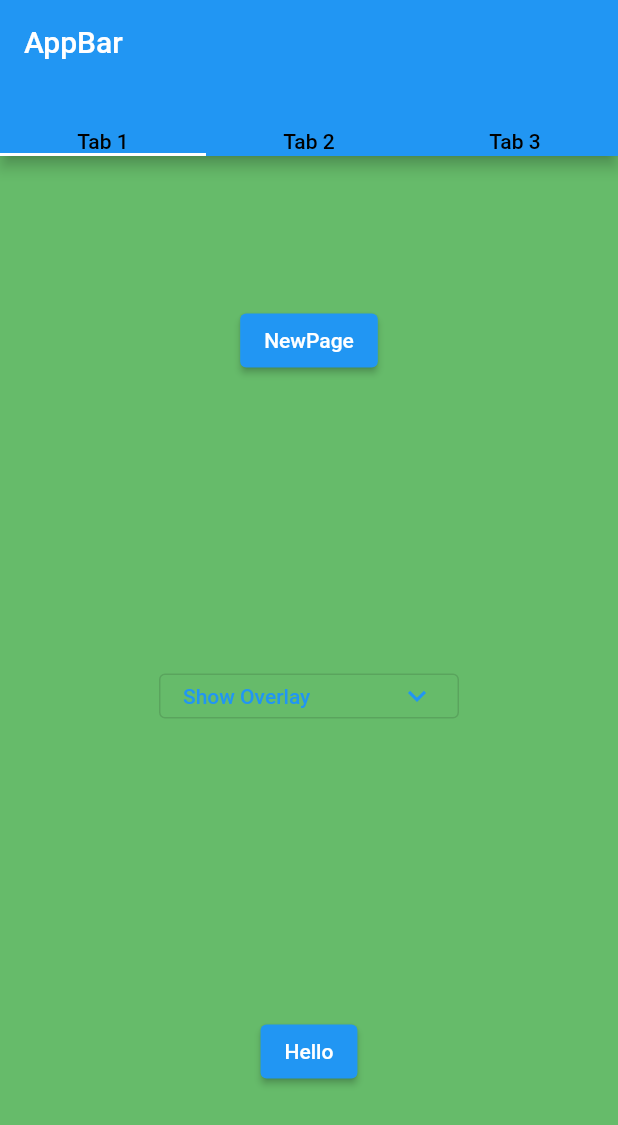
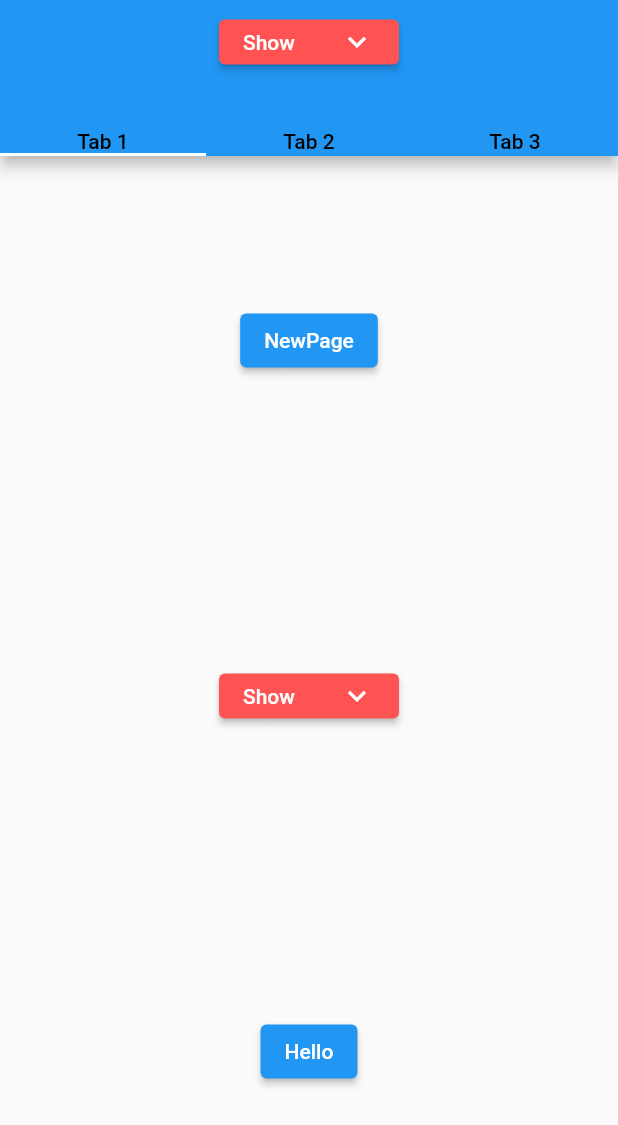
Before and after one commit to anivkuttan/overlayWidget, a Flutter app: the screen it shows after launch, on a phone screen of 412 x 824 dp. Shown: the top 1125 px of the screen. Run offline on Flutter 3.47's test engine with Material 2 defaults, Android fonts, the light colour scheme and no system bars.

Commit message:
Overlay added in Appbar

```diff
--- a/lib/main.dart
+++ b/lib/main.dart
@@ -31,7 +31,11 @@ class _HomePageState extends State<HomePage> {
         length: 3,
         child: Scaffold(
           appBar: AppBar(
-            title: const Text('AppBar'),
+            centerTitle: true,
+            title: const OverlayButton(
+              buttonHeight: 30,
+              buttonWidth: 120,
+            ),
             bottom: const TabBar(
               tabs: [
                 Text(
@@ -51,9 +55,7 @@ class _HomePageState extends State<HomePage> {
           ),
           body: TabBarView(
             children: [
-              Container(
-                color: Colors.green.shade400,
-                child: Center(
+              Center(
                 child: Column(
                   mainAxisAlignment: MainAxisAlignment.spaceAround,
                   children: [
@@ -67,7 +69,10 @@ class _HomePageState extends State<HomePage> {
                       },
                       child: const Text("NewPage"),
                     ),
-                      const OverlayButton(),
+                    const OverlayButton(
+                      buttonHeight: 30,
+                      buttonWidth: 120,
+                    ),
                     ElevatedButton(
                       child: const Text("Hello"),
                       onPressed: () {
@@ -82,10 +87,7 @@ class _HomePageState extends State<HomePage> {
                   ],
                 ),
               ),
-              ),
-              Container(
-                color: Colors.yellow.shade300,
-                child: Center(
+              Center(
                 child: Column(
                   mainAxisAlignment: MainAxisAlignment.spaceAround,
                   children: [
@@ -99,7 +101,10 @@ class _HomePageState extends State<HomePage> {
                       },
                       child: const Text("NewPage"),
                     ),
-                      const OverlayButton(),
+                    const OverlayButton(
+                      buttonHeight: 30,
+                      buttonWidth: 120,
+                    ),
                     ElevatedButton(
                       child: const Text("Hello"),
                       onPressed: () {
@@ -114,10 +119,7 @@ class _HomePageState extends State<HomePage> {
                   ],
                 ),
               ),
-              ),
-              Container(
-                color: Colors.pink.shade400,
-                child: Center(
+              Center(
                 child: Column(
                   mainAxisAlignment: MainAxisAlignment.spaceAround,
                   children: [
@@ -131,7 +133,10 @@ class _HomePageState extends State<HomePage> {
                       },
                       child: const Text("NewPage"),
                     ),
-                      const OverlayButton(),
+                    const OverlayButton(
+                      buttonHeight: 30,
+                      buttonWidth: 120,
+                    ),
                     ElevatedButton(
                       child: const Text("Hello"),
                       onPressed: () {
@@ -146,7 +151,6 @@ class _HomePageState extends State<HomePage> {
                   ],
                 ),
               ),
-              ),
             ],
           ),
         ),
@@ -156,7 +160,11 @@ class _HomePageState extends State<HomePage> {
 }
 
 class OverlayButton extends StatefulWidget {
-  const OverlayButton({Key? key}) : super(key: key);
+  final double buttonHeight;
+  final double buttonWidth;
+  const OverlayButton(
+      {Key? key, required this.buttonHeight, required this.buttonWidth})
+      : super(key: key);
 
   @override
   State<OverlayButton> createState() => _OverlayButtonState();
@@ -198,15 +206,16 @@ class _OverlayButtonState extends State<OverlayButton> {
   Widget build(BuildContext context) {
     return SizedBox(
       key: _parrentWidgetKey,
-      width: 200,
-      height: 30,
+      width: widget.buttonWidth,
+      height: widget.buttonHeight,
       child: CompositedTransformTarget(
         link: _link,
-        child: OutlinedButton(
+        child: ElevatedButton(
+          style: ElevatedButton.styleFrom(backgroundColor: Colors.redAccent),
           child: Row(
             mainAxisAlignment: MainAxisAlignment.spaceBetween,
             children: [
-              Text(_isOverlayOpen ? "Hide overlay" : "Show Overlay"),
+              Text(_isOverlayOpen ? "Hide" : "Show"),
               Icon(_isOverlayOpen ? Icons.expand_less : Icons.expand_more),
             ],
           ),
@@ -243,6 +252,13 @@ class _OverlayButtonState extends State<OverlayButton> {
       kuttansoverlayEntry = OverlayEntry(builder: (context) {
         return GestureDetector(
           behavior: HitTestBehavior.opaque,
+          onHorizontalDragStart: (d) {
+            print("Drag Start");
+            hideOverlay();
+            setState(() {
+              _isOverlayOpen = false;
+            });
+          },
           onTap: () {
             print("Anikuttan Guester Called8888");
             hideOverlay();
@@ -259,7 +275,7 @@ class _OverlayButtonState extends State<OverlayButton> {
                   offset: Offset(0, parrentHeight + 10),
                   child: Material(
                     child: ListTile(
-                      tileColor: Colors.blue,
+                      tileColor: Colors.yellow,
                       title: const Text("Hello"),
                       onTap: () {
                         print("ListTile Taped");
```
Lines whose indentation alone changed are shown as unchanged.
